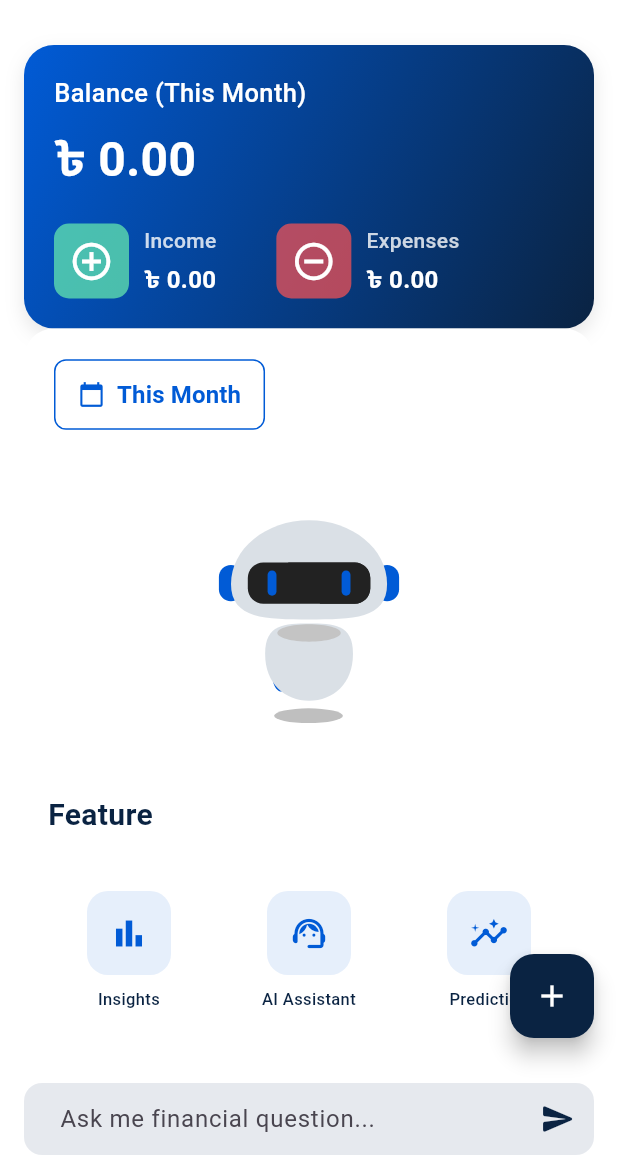
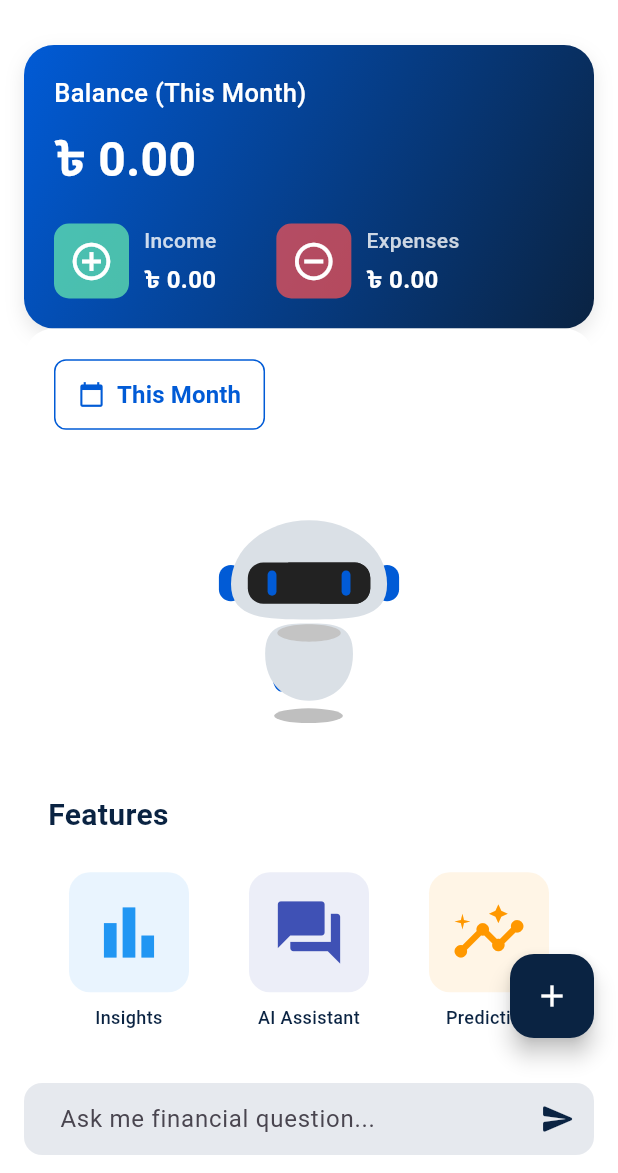
Before and after one commit to ngohainnam/Finney-Financial-Management-App, a Flutter app: the screen it shows after launch, after a tap on "English", on a phone screen of 412 x 824 dp, the part 63-1236 px from its top. Run offline on Flutter 3.47's test engine with Material 3 defaults, Android fonts, the light colour scheme and no system bars; our stand-ins replace cloud_firestore, dash_chat_2, firebase_auth, firebase_core, fl_chart, flutter_gemini and 11 more; accounts and stored records are empty; generated files the repository leaves out were written again; network calls fail; Roboto replaces fonts that are missing (NotoSerifBengali).

Commit message:
fix minor issue for UI and clean the source code more consistent

```diff
--- a/lib/core/network/no_internet_screen.dart
+++ b/lib/core/network/no_internet_screen.dart
@@ -1,34 +1,88 @@
 import 'package:flutter/material.dart';
 import 'package:finney/core/storage/storage_manager.dart';
+import 'package:finney/shared/theme/app_color.dart';
+import 'dart:async';
 
-class InternetConnectionHandler extends StatelessWidget {
+class InternetConnectionHandler extends StatefulWidget {
   final Widget child;
   final Widget? offlineWidget;
+  final Duration initialCheckDelay;
 
   const InternetConnectionHandler({
     super.key,
     required this.child,
     this.offlineWidget,
+    this.initialCheckDelay = const Duration(seconds: 2),
   });
+
+  @override
+  State<InternetConnectionHandler> createState() => _InternetConnectionHandlerState();
+}
+
+class _InternetConnectionHandlerState extends State<InternetConnectionHandler> {
+  bool _initialCheckComplete = false;
+  late Timer _initialCheckTimer;
+
+  @override
+  void initState() {
+    super.initState();
+    // Set a timer to complete the initial check
+    _initialCheckTimer = Timer(widget.initialCheckDelay, () {
+      if (mounted) {
+        setState(() {
+          _initialCheckComplete = true;
+        });
+      }
+    });
+  }
+
+  @override
+  void dispose() {
+    _initialCheckTimer.cancel();
+    super.dispose();
+  }
 
   @override
   Widget build(BuildContext context) {
     return StreamBuilder<bool>(
       stream: StorageManager().connectionStatus,
-      initialData: StorageManager().isConnected,
+      initialData: true, // Assume connected initially
       builder: (context, snapshot) {
-        final isConnected = snapshot.data ?? false;
+        final isConnected = snapshot.data ?? true;
+
+        // Always show main app during initial check
+        if (!_initialCheckComplete) {
+          return widget.child;
+        }
 
         if (isConnected) {
-          return child;
+          return widget.child;
         } else {
-          return offlineWidget ?? _buildDefaultOfflineWidget(context);
+          // If we have a custom offline widget, use that
+          if (widget.offlineWidget != null) {
+            return widget.offlineWidget!;
+          }
+
+          // Default offline widget with proper directionality
+          return MaterialApp(
+            debugShowCheckedModeBanner: false,
+            theme: ThemeData(
+              primaryColor: AppColors.primary,
+              fontFamily: 'NotoSerifBengali',
+            ),
+            home: _NoInternetScreen(),
+          );
         }
       },
     );
   }
+}
 
-  Widget _buildDefaultOfflineWidget(BuildContext context) {
+class _NoInternetScreen extends StatelessWidget {
+  @override
+  Widget build(BuildContext context) {
+    final Color primaryColor = Theme.of(context).primaryColor;
+
     return Scaffold(
       body: Center(
         child: Column(
@@ -37,7 +91,7 @@ class InternetConnectionHandler extends StatelessWidget {
             Icon(
               Icons.signal_wifi_off,
               size: 80.0,
-              color: Theme.of(context).primaryColor,
+              color: primaryColor,
             ),
             const SizedBox(height: 24.0),
             const Text(
@@ -63,6 +117,8 @@ class InternetConnectionHandler extends StatelessWidget {
             const SizedBox(height: 32.0),
             ElevatedButton(
               onPressed: () {
+                // This is just a visual indicator - actual connectivity checking
+                // happens in the stream
                 ScaffoldMessenger.of(context).showSnackBar(
                   const SnackBar(
                     content: Text('Checking connection...'),
@@ -71,7 +127,7 @@ class InternetConnectionHandler extends StatelessWidget {
                 );
               },
               style: ElevatedButton.styleFrom(
-                backgroundColor: Theme.of(context).primaryColor,
+                backgroundColor: primaryColor,
                 padding: const EdgeInsets.symmetric(
                   horizontal: 24.0,
                   vertical: 12.0,
--- a/lib/core/storage/cloud/service/chat_cloud_service.dart
+++ b/lib/core/storage/cloud/service/chat_cloud_service.dart
@@ -21,16 +21,13 @@ class ChatCloudService {
     }
   }
 
-  // Collection name for chat messages
-  static const String collectionName = 'chat_messages';
-
   // Get the current user's chat messages collection reference
   CollectionReference get _messagesCollection {
     User? user = _auth.currentUser;
     if (user == null) {
       throw Exception('No authenticated user found');
     }
-    return _firestore.collection('users').doc(user.uid).collection(collectionName);
+    return _firestore.collection('users').doc(user.uid).collection('chat_messages');
   }
 
   // Add a new chat message
@@ -41,7 +38,7 @@ class ChatCloudService {
       return await _messagesCollection.add(message.toMap());
     } catch (e) {
       debugPrint('Error adding message: $e');
-      rethrow;
+    rethrow;
     }
   }
 
--- a/lib/main.dart
+++ b/lib/main.dart
@@ -2,7 +2,6 @@ import 'package:finney/shared/theme/app_color.dart';
 import 'package:finney/shared/localization/locales.dart';
 import 'package:finney/core/network/no_internet_screen.dart';
 import 'package:finney/pages/3-dashboard/dashboard.dart';
-import 'package:finney/pages/0-onboarding/onboarding.dart';
 import 'package:finney/pages/1-auth/auth_page.dart';
 import 'package:finney/pages/9-setting/language_selection.dart';
 import 'package:firebase_auth/firebase_auth.dart';
@@ -14,7 +13,6 @@ import 'package:flutter_localization/flutter_localization.dart';
 import 'package:shared_preferences/shared_preferences.dart';
 import 'core/storage/cloud/firebase_options.dart';
 import 'package:finney/core/storage/storage_manager.dart';
-import 'package:cloud_firestore/cloud_firestore.dart';
 
 void main() async {
   WidgetsFlutterBinding.ensureInitialized();
@@ -88,18 +86,15 @@ class _MyAppState extends State<MyApp> {
           primaryColor: AppColors.primary,
           fontFamily: 'NotoSerifBengali',
         ),
-        home: const Scaffold(
-          body: Center(child: CircularProgressIndicator()),
-        ),
+        home: const Scaffold(body: Center(child: CircularProgressIndicator())),
       );
     }
 
     // Check if language is set
     bool hasLanguage = _prefs.containsKey('language');
 
-    // Wrap the entire app with InternetConnectionHandler
-    return InternetConnectionHandler(
-      child: MaterialApp(
+    // Create the MaterialApp first
+    final app = MaterialApp(
       theme: ThemeData(
         primaryColor: AppColors.primary,
         fontFamily: 'NotoSerifBengali',
@@ -124,94 +119,16 @@ class _MyAppState extends State<MyApp> {
                 return const Scaffold(body: Center(child: CircularProgressIndicator()));
               }
 
-                // User is logged in
+              // User is logged in - go directly to Dashboard without onboarding check
               if (authSnapshot.hasData) {
-                  final user = authSnapshot.data!;
-
-                  // Check if user has completed onboarding in Firestore
-                  return FutureBuilder<bool>(
-                    future: _checkNeedsOnboarding(user),
-                    builder: (context, onboardingSnapshot) {
-                      if (onboardingSnapshot.connectionState == ConnectionState.waiting) {
-                        return const Scaffold(body: Center(child: CircularProgressIndicator()));
-                      }
-
-                      final needsOnboarding = onboardingSnapshot.data ?? true;
-
-                      if (needsOnboarding) {
-                        return Onboarding(
-                          onComplete: () async {
-                            // Mark onboarding as completed in Firestore
-                            await _markOnboardingCompleted(user.uid);
-                            setState(() {});  // Refresh to show main app
-                          },
-                        );
-                      }
-
-                      // Otherwise show the main app layout
                 return const Dashboard();
-                    },
-                  );
               }
 
               // User is not logged in, show auth page
               return const AuthPage();
             },
           ),
-      ),
     );
-  }
-
-  // Check if user needs onboarding by looking at Firestore
-  Future<bool> _checkNeedsOnboarding(User user) async {
-    try {
-      // First check - is this a brand new user?
-      final isNewUser = user.metadata.creationTime!
-          .isAfter(DateTime.now().subtract(const Duration(minutes: 1)));
-
-      if (isNewUser) {
-        return true; // New users always need onboarding
-      }
-
-      // Otherwise check the user's profile in Firestore
-      final userDoc = await FirebaseFirestore.instance
-          .collection('users')
-          .doc(user.uid)
-          .get();
-
-      // If the user document doesn't exist or doesn't have onboardingCompleted field
-      if (!userDoc.exists || !userDoc.data()!.containsKey('onboardingCompleted')) {
-        return true;
-      }
-
-      // Return based on the value in Firestore
-      return !(userDoc.data()!['onboardingCompleted'] as bool);
-    } catch (e) {
-      debugPrint('Error checking onboarding status: $e');
-      return true; // Default to showing onboarding if there's an error
+    return InternetConnectionHandler(child: app);
   }
 }
-
-  // Mark onboarding as completed in Firestore
-  Future<void> _markOnboardingCompleted(String userId) async {
-    try {
-      await FirebaseFirestore.instance
-          .collection('users')
-          .doc(userId)
-          .set({
-        'onboardingCompleted': true,
-        'onboardingCompletedAt': FieldValue.serverTimestamp(),
-      }, SetOptions(merge: true));
-    } catch (e) {
-      debugPrint('Error marking onboarding as completed: $e');
-    }
-  }
-
-  // Method to save language preference
-  Future<void> saveLanguagePreference(String languageCode) async {
-    await _prefs.setString('language', languageCode);
-    setState(() {
-      _languageCode = languageCode;
-    });
-  }
-}
--- a/lib/pages/3-dashboard/widgets/navigation_tiles.dart
+++ b/lib/pages/3-dashboard/widgets/navigation_tiles.dart
@@ -1,7 +1,7 @@
 import 'package:finney/shared/localization/locales.dart';
 import 'package:finney/pages/2-chatbot/chatbot.dart';
 import 'package:finney/pages/3-dashboard/budget_reminder_page.dart';
-import 'package:finney/pages/4-saving/add_saving/saving_goal_page.dart';
+import 'package:finney/pages/4-saving/saving_goal_page.dart';
 import 'package:finney/pages/7-insights/insights.dart';
 import 'package:finney/pages/5-learn/learn.dart';
 import 'package:finney/pages/8-report/report.dart';
@@ -22,7 +22,7 @@ class NavigationTiles extends StatelessWidget {
         Padding(
           padding: const EdgeInsets.only(left: 16, bottom: 16),
           child: Text(
-            LocaleData.feature.getString(context),
+            LocaleData.features.getString(context),
             style: TextStyle(
               fontSize: 20,
               fontWeight: FontWeight.bold,
@@ -46,11 +46,12 @@ class NavigationTiles extends StatelessWidget {
   }
 
   Widget _buildFeatureGrid(BuildContext context) {
-    // Define our navigation items
+    // Define our navigation items with custom colors
     final features = [
       _FeatureItem(
         title: 'Insights',
         icon: Icons.bar_chart,
+        color: Colors.blue,
         onTap: () => Navigator.push(
           context,
           MaterialPageRoute(builder: (_) => const Insights()),
@@ -58,7 +59,8 @@ class NavigationTiles extends StatelessWidget {
       ),
       _FeatureItem(
         title: 'AI Assistant',
-        icon: Icons.support_agent_rounded,
+        icon: Icons.question_answer,
+        color: Colors.indigo,
         onTap: () => Navigator.push(
           context,
           MaterialPageRoute(builder: (_) => const Chatbot()),
@@ -67,6 +69,7 @@ class NavigationTiles extends StatelessWidget {
       _FeatureItem(
         title: 'Prediction',
         icon: Icons.insights_rounded,
+        color: Colors.orange,
         onTap: () => Navigator.push(
           context,
           MaterialPageRoute(builder: (_) => const Report()),
@@ -75,6 +78,7 @@ class NavigationTiles extends StatelessWidget {
       _FeatureItem(
         title: 'Goals',
         icon: Icons.flag,
+        color: Colors.green,
         onTap: () => Navigator.push(
           context,
           MaterialPageRoute(builder: (_) => const SavingGoalPage()),
@@ -83,6 +87,7 @@ class NavigationTiles extends StatelessWidget {
       _FeatureItem(
         title: 'Reminder',
         icon: Icons.alarm,
+        color: Colors.red,
         onTap: () => Navigator.push(
           context,
           MaterialPageRoute(builder: (_) => const BudgetReminderPage()),
@@ -91,6 +96,7 @@ class NavigationTiles extends StatelessWidget {
       _FeatureItem(
         title: 'Settings',
         icon: Icons.settings,
+        color: Colors.blueGrey,
         onTap: () => Navigator.push(
           context,
           MaterialPageRoute(builder: (_) => const Setting()),
@@ -106,11 +112,12 @@ class NavigationTiles extends StatelessWidget {
       padding: const EdgeInsets.symmetric(horizontal: 16),
       mainAxisSpacing: 16,
       crossAxisSpacing: 12,
-      childAspectRatio: 0.9, // Adjust for better tile proportions
+      childAspectRatio: 0.9,
       children: features.map((feature) => _buildNavigationTile(
         context,
         feature.title,
         feature.icon,
+        feature.color,
         feature.onTap,
       )).toList(),
     );
@@ -210,6 +217,7 @@ class NavigationTiles extends StatelessWidget {
     BuildContext context,
     String title,
     IconData icon,
+    Color color,
     VoidCallback onTap,
   ) {
     return InkWell(
@@ -220,19 +228,19 @@ class NavigationTiles extends StatelessWidget {
         mainAxisAlignment: MainAxisAlignment.center,
         children: [
           Container(
-            width: 56,
-            height: 56,
+            width: 80,
+            height: 80,
             decoration: BoxDecoration(
-              color: AppColors.primary.withValues(alpha: 0.1),
+              color: color.withValues(alpha: 0.1),
               borderRadius: BorderRadius.circular(14),
             ),
-            child: Icon(icon, color: AppColors.primary, size: 26),
+            child: Icon(icon, color: color, size: 50),
           ),
           const SizedBox(height: 8),
           Text(
             _getLocalizedTitle(context, title),
             style: TextStyle(
-              fontSize: 11,
+              fontSize: 12,
               color: AppColors.darkBlue,
               fontWeight: FontWeight.w500,
             ),
@@ -250,11 +258,13 @@ class NavigationTiles extends StatelessWidget {
 class _FeatureItem {
   final String title;
   final IconData icon;
+  final Color color;
   final VoidCallback onTap;
 
   _FeatureItem({
     required this.title,
     required this.icon,
+    this.color = AppColors.primary, // Default to primary app color
     required this.onTap,
   });
 }
--- a/lib/pages/4-saving/add_saving/saving_goal_page.dart
+++ b/lib/pages/4-saving/saving_goal_page.dart
@@ -1,7 +1,7 @@
 import 'package:flutter/material.dart';
 import 'package:finney/core/storage/cloud/models/saving_goal_model.dart';
 import 'package:finney/core/storage/cloud/service/saving_goal_service.dart';
-import 'package:finney/pages/4-saving/add_saving/add_edit_goal_page.dart';
+import 'package:finney/pages/4-saving/add_edit_goal_page.dart';
 import 'package:finney/pages/3-dashboard/widgets/goal_card.dart';
 import 'package:flutter_localization/flutter_localization.dart';
 import 'package:finney/shared/localization/locales.dart';
--- a/lib/pages/6-transaction/add_transaction/expense_or_income.dart
+++ b/lib/pages/6-transaction/add_transaction/expense_or_income.dart
@@ -1,4 +1,4 @@
-import 'package:finney/pages/4-saving/add_saving/add_edit_goal_page.dart';
+import 'package:finney/pages/4-saving/add_edit_goal_page.dart';
 import 'package:finney/pages/3-dashboard/widgets/option_button.dart';
 import 'package:flutter/material.dart';
 import 'package:finney/pages/6-transaction/add_transaction/add_income_screen.dart';
--- a/lib/shared/localization/locales.dart
+++ b/lib/shared/localization/locales.dart
@@ -13,7 +13,7 @@ mixin LocaleData {
   static const String email = 'email';
   static const String userId = 'userId';
   static const String edit = 'edit';
-  static const String feature= 'feature';
+  static const String features= 'features';
   static const String save = 'save';
   static const String prediction = 'prediction';
   static const String close = 'close';
@@ -842,7 +842,7 @@ mixin LocaleData {
     transactionPreviewCancel: 'Cancel',
     transactionPreviewConfirm: 'Confirm',
     chatInputHint: 'Ask me a financial question...',
-    feature: 'Feature',
+    features: 'Features',
     nonFinancialQuestion: 'I\'m here to help with your financial questions. What money matters can I assist with?',
     nonFinancialImage: 'I can only analyze financial documents or receipts. Need help with something financial?',
     addNew : 'Add New',
@@ -937,7 +937,7 @@ mixin LocaleData {
     learnMore: 'আরও জানুন',
     backToTopics: 'বিষয়গুলোতে ফিরে যান',
     aiAssistant: 'এআই সহকারী',
-    feature: 'ফিচার',
+    features: 'ফিচার',
     chatCleared: 'চ্যাট ইতিহাস মুছে ফেলা হয়েছে',
     moneyManagementPoint1: 'নিয়মিত আয় এবং খরচ ট্র্যাক করুন',
     moneyManagementPoint2: 'প্রয়োজন এবং চাওয়ার মধ্যে পার্থক্য করুন',
```
Also changed, not shown: lib/pages/3-dashboard/widgets/reminder_card.dart (deleted, +0 -44 lines), lib/pages/4-saving/add_edit_goal_page.dart (renamed from lib/pages/4-saving/add_saving/add_edit_goal_page.dart, +7 -7 lines), lib/pages/4-saving/services/saving_notification_service.dart (deleted, +0 -104 lines), lib/pages/6-transaction/add_transaction/base_adding.dart (+59 -25 lines). Lines whose indentation alone changed are shown as unchanged.
